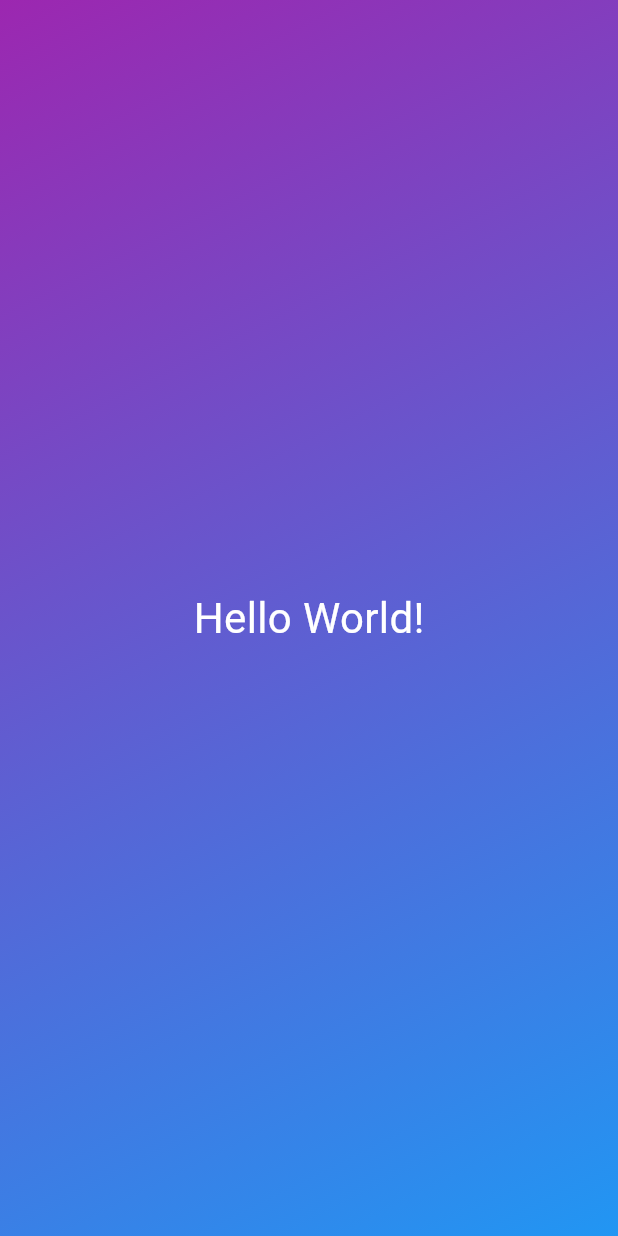
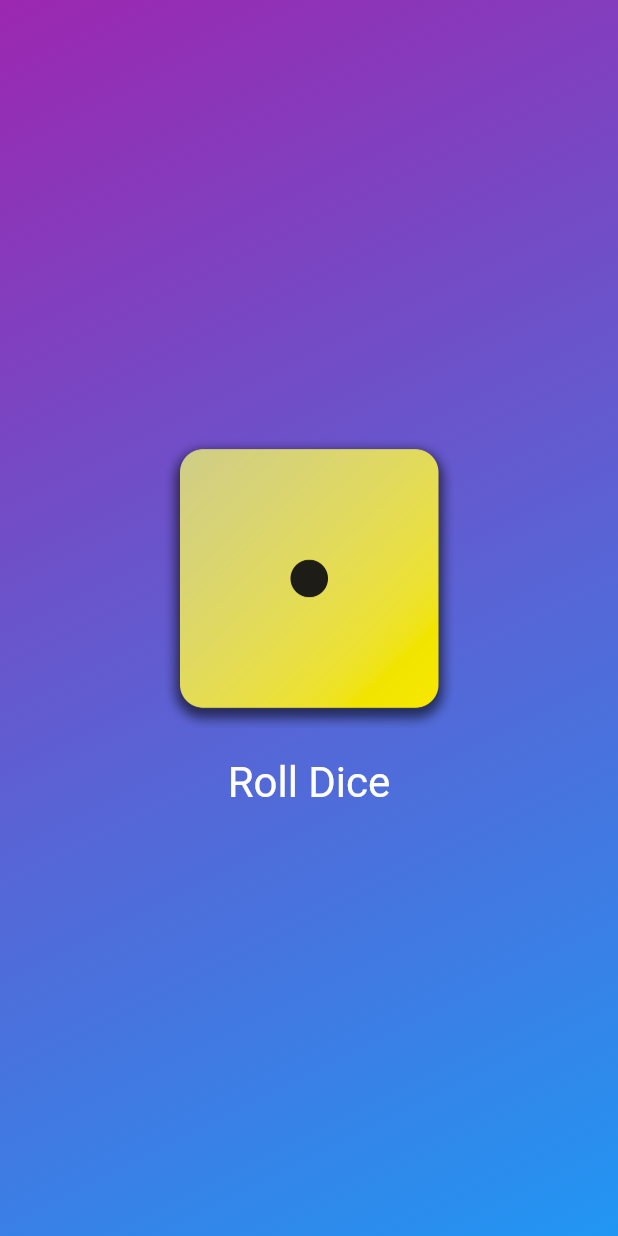
Before and after one commit to FlappyDisk/Flutter, a Flutter app: the screen it shows after launch, on a phone screen of 412 x 824 dp. Run offline on Flutter 3.47's test engine with Material 3 defaults, Android fonts, the phone set to English and light mode, and no system bars.

Commit message:
Dice Roll App

```diff
--- /dev/null
+++ b/flutter_course/diceroll/lib/dice_roller.dart
@@ -0,0 +1,51 @@
+import 'package:flutter/material.dart';
+import 'dart:math';
+
+final rdm = Random();
+
+class DiceRoller extends StatefulWidget {
+  const DiceRoller({super.key});
+
+  @override
+  State<DiceRoller> createState() {
+    return _DiceRollerState();
+  }
+}
+
+class _DiceRollerState extends State<DiceRoller> {
+  var diceroll = 1;
+
+  void rollDice() {
+    setState(() {
+      diceroll = rdm.nextInt(6) + 1;
+    });
+  }
+
+  @override
+  Widget build(context) {
+    return Column(
+      mainAxisSize: MainAxisSize.min,
+      children: [
+        Image.asset(
+          'pictures/dice-$diceroll.png',
+          width: 200,
+        ),
+        TextButton(
+          onPressed: rollDice,
+          style: TextButton.styleFrom(
+            padding: const EdgeInsets.only(
+              top: 20,
+            ),
+            foregroundColor: Colors.white,
+            textStyle: const TextStyle(
+              fontSize: 28,
+            ),
+          ),
+          child: const Text(
+            'Roll Dice',
+          ),
+        )
+      ],
+    );
+  }
+}
--- /dev/null
+++ b/flutter_course/diceroll/lib/gradient_container.dart
@@ -0,0 +1,44 @@
+import 'package:diceroll/dice_roller.dart';
+import 'package:flutter/material.dart';
+
+const startAlignment = Alignment.topLeft;
+const endAlignment = Alignment.bottomRight;
+
+class GradientContainer extends StatelessWidget {
+  const GradientContainer(this.colorsList, {super.key});
+
+  final List<Color> colorsList;
+
+  @override
+  Widget build(context) {
+    return Container(
+      decoration: BoxDecoration(
+        gradient: LinearGradient(
+          colors: colorsList,
+          begin: startAlignment,
+          end: endAlignment,
+        ),
+      ),
+      child: const Center(
+        child: DiceRoller(),
+      ),
+    );
+  }
+}
+
+class HelloWorld extends StatelessWidget {
+  const HelloWorld(this.outputText, {super.key});
+
+  final String outputText;
+
+  @override
+  Widget build(context) {
+    return Text(
+      outputText,
+      style: const TextStyle(
+        color: Colors.white,
+        fontSize: 28,
+      ),
+    );
+  }
+}
--- a/flutter_course/diceroll/lib/main.dart
+++ b/flutter_course/diceroll/lib/main.dart
@@ -1,38 +1,12 @@
 import 'package:flutter/material.dart';
+import 'package:diceroll/gradient_container.dart';
 
 void main() {
   runApp(
-    MaterialApp(
+    const MaterialApp(
       home: Scaffold(
-        body: GradientContainer(),
+        body: GradientContainer(const [Colors.purple, Colors.blue]),
       ),
     ),
   );
 }
-
-class GradientContainer extends StatelessWidget {
-  @override
-  Widget build(context) {
-    return Container(
-      decoration: const BoxDecoration(
-        gradient: LinearGradient(
-          colors: [
-            Colors.purple,
-            Colors.blue,
-          ],
-          begin: Alignment.topLeft,
-          end: Alignment.bottomRight,
-        ),
-      ),
-      child: const Center(
-        child: Text(
-          'Hello World!',
-          style: TextStyle(
-            color: Colors.white,
-            fontSize: 28,
-          ),
-        ),
-      ),
-    );
-  }
-}
```
Also changed, not shown: flutter_course/diceroll/pubspec.yaml (+7 -3 lines), flutter_course/diceroll/pictures/dice-1.png (added), flutter_course/diceroll/pictures/dice-2.png (added), flutter_course/diceroll/pictures/dice-3.png (added), flutter_course/diceroll/pictures/dice-4.png (added), flutter_course/diceroll/pictures/dice-5.png (added), flutter_course/diceroll/pictures/dice-6.png (added), 1 other file.
